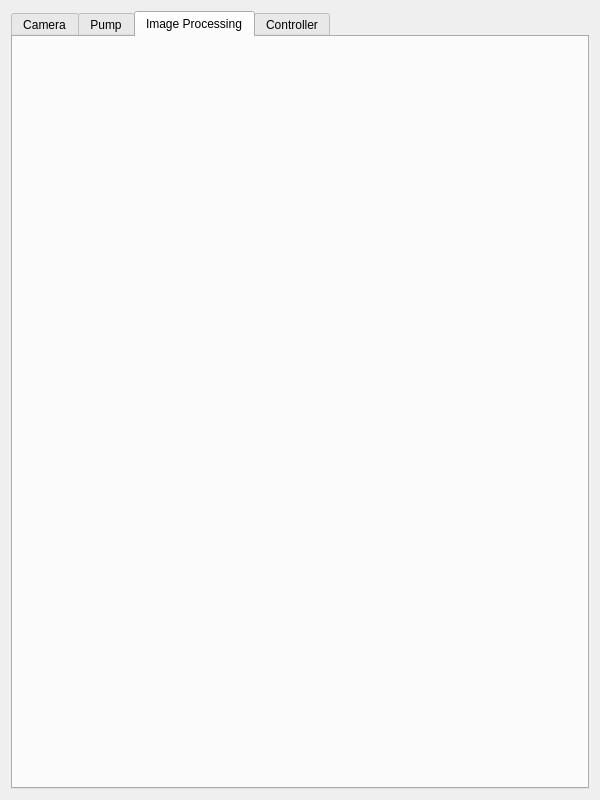
First picture: the form in EVA00/ueva/setup.ui, repository DaveSketchySpeedway/RoboDrop, before the edit.
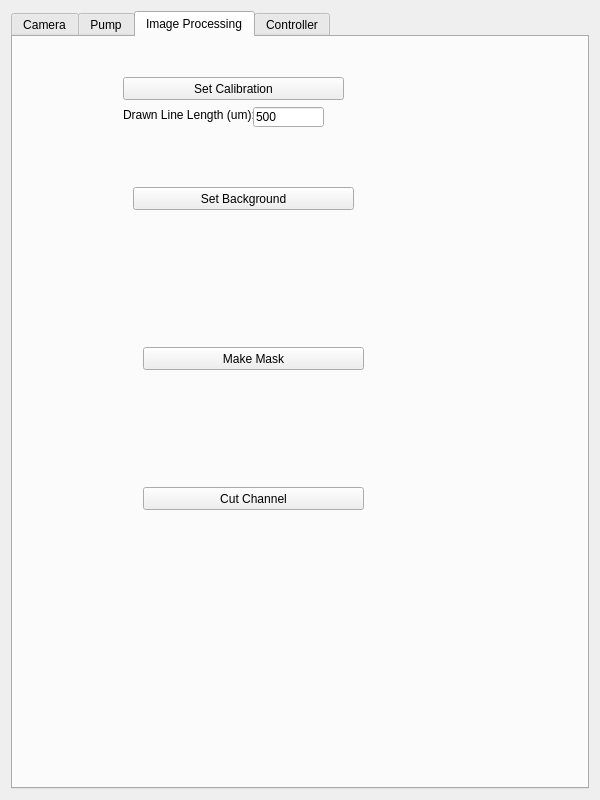
Second picture: the form after the edit. The open tabs and pages were chosen to show the change.

Commit message: fix display mouse implemented calib implemented bkgd

Diff of the .ui file:
```diff
--- a/EVA00/ueva/setup.ui
+++ b/EVA00/ueva/setup.ui
@@ -158,6 +158,96 @@
       <attribute name="title">
        <string>Image Processing</string>
       </attribute>
+      <widget class="QPushButton" name="bkgdButton">
+       <property name="geometry">
+        <rect>
+         <x>120</x>
+         <y>150</y>
+         <width>221</width>
+         <height>23</height>
+        </rect>
+       </property>
+       <property name="text">
+        <string>Set Background</string>
+       </property>
+       <property name="checkable">
+        <bool>false</bool>
+       </property>
+      </widget>
+      <widget class="QPushButton" name="maskButton">
+       <property name="geometry">
+        <rect>
+         <x>130</x>
+         <y>310</y>
+         <width>221</width>
+         <height>23</height>
+        </rect>
+       </property>
+       <property name="text">
+        <string>Make Mask</string>
+       </property>
+       <property name="checkable">
+        <bool>true</bool>
+       </property>
+      </widget>
+      <widget class="QPushButton" name="channelButton">
+       <property name="geometry">
+        <rect>
+         <x>130</x>
+         <y>450</y>
+         <width>221</width>
+         <height>23</height>
+        </rect>
+       </property>
+       <property name="text">
+        <string>Cut Channel</string>
+       </property>
+       <property name="checkable">
+        <bool>true</bool>
+       </property>
+      </widget>
+      <widget class="QPushButton" name="calibButton">
+       <property name="geometry">
+        <rect>
+         <x>110</x>
+         <y>40</y>
+         <width>221</width>
+         <height>23</height>
+        </rect>
+       </property>
+       <property name="text">
+        <string>Set Calibration</string>
+       </property>
+       <property name="checkable">
+        <bool>false</bool>
+       </property>
+      </widget>
+      <widget class="QLabel" name="label_2">
+       <property name="geometry">
+        <rect>
+         <x>110</x>
+         <y>70</y>
+         <width>131</width>
+         <height>16</height>
+        </rect>
+       </property>
+       <property name="text">
+        <string>Drawn Line Length (um): </string>
+       </property>
+      </widget>
+      <widget class="QLineEdit" name="calibLengthEdit">
+       <property name="geometry">
+        <rect>
+         <x>240</x>
+         <y>70</y>
+         <width>71</width>
+         <height>20</height>
+        </rect>
+       </property>
+       <property name="text">
+        <string>500</string>
+       </property>
+      </widget>
      </widget>
      <widget class="QWidget" name="ctrlTab">
       <attribute name="title">
```
Left out of the diff: 2 changed lines with no effect on the pictures. The commit also changes 11 other files.
